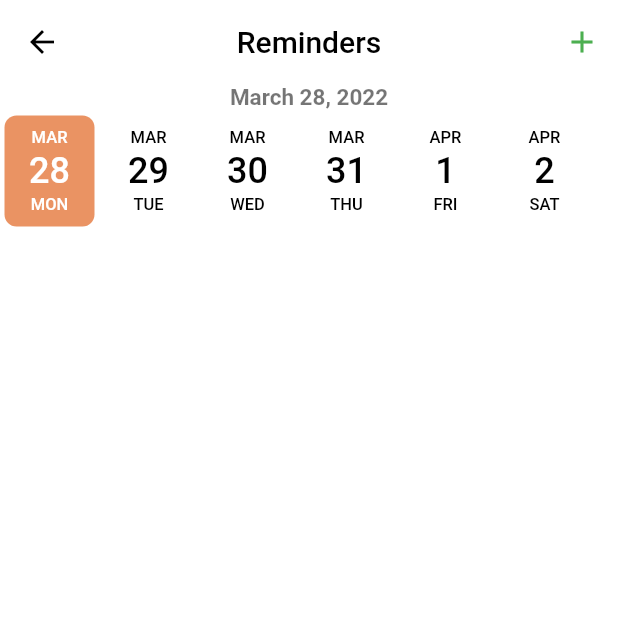
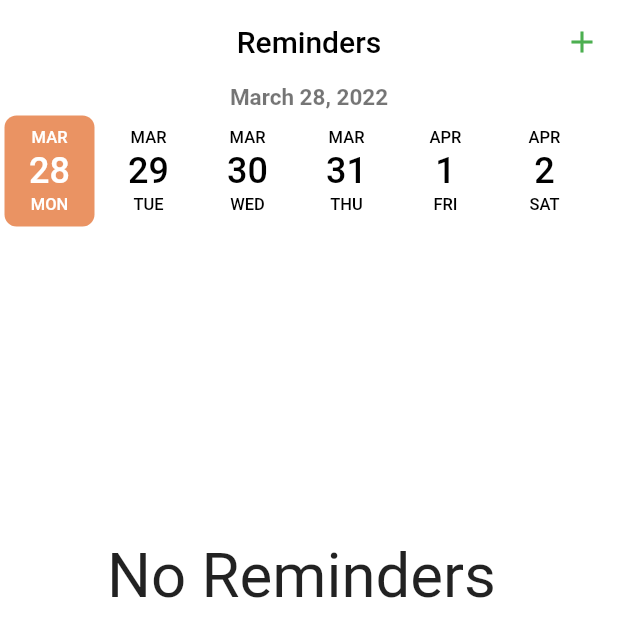
Before and after one commit to ssaadullah9/-Gluco-Note, a Flutter app: the ReminderScreeen screen opened directly, on a phone screen of 412 x 824 dp. Shown: the top 637 px of the screen. Run offline on Flutter 3.47's test engine with Material 2 defaults, Android fonts, the light colour scheme and no system bars; drawn by our look-alikes of date_picker_timeline; our stand-ins replace awesome_dialog, cloud_firestore, date_time_picker, flutter_speed_dial, flutter_svg, get and 5 more; missing offline and left inert: day_night_time_picker, number_inc_dec, syncfusion_flutter_pdf; accounts and stored records are empty.

Commit message:
table done + reminder

```diff
--- a/lib/main.dart
+++ b/lib/main.dart
@@ -25,7 +25,7 @@ class MyApp extends StatelessWidget {
       theme: ThemeData(
         primarySwatch: primaryColor,
       ),
-      home: SplashScreen(),
+      home: ReminderScreeen(),
       // initialRoute: '/',
       //   routes: {
          //  '/': (context) => SplashScreen(),
--- a/lib/screens/bottom_bar_screens/reminder.dart
+++ b/lib/screens/bottom_bar_screens/reminder.dart
@@ -75,33 +75,38 @@ class _ReminderScreeenState extends State<ReminderScreeen> {
             builder: (context,AsyncSnapshot snapshot){
               if(!snapshot.hasData){
                 return Center(
-                   child: CircularProgressIndicator(
-                     semanticsLabel: 'LOADING',
-                     backgroundColor: Colors.blueGrey,
-                     strokeWidth: 10,
-                   ),
+                  child: CircularProgressIndicator(),
                 );
               }
               else{
-                 return Expanded(
-                   child: ListView.builder(
-                     itemCount: snapshot.data.docs.length,
-                     itemBuilder: (context, index) {
-                       print(DateFormat.yMd().format(controller.d.value));
-                       print('\n');
-                       print( DateFormat.yMd().format(
-                         DateTime.parse(snapshot.data!.docs[index]
-                         ['Reminder_Date'])
-                       ));
-
+                bool dontFound = false;
+                List<int> numReminder=[];
+                for(int i=0;i<snapshot.data.docs.length;i++){
                   if(DateFormat.yMd().format(controller.d.value)==DateFormat.yMd().format(
-                           DateTime.parse(snapshot.data!.docs[index]
+                      DateTime.parse(snapshot.data!.docs[i]
                       ['Reminder_Date'])
                   )
                   ){
-                         print("Oooook");
+                    numReminder.add(i);
+                    // remiderData.add(snapshot.data!.docs[i]);
+                  }
+                }
+                print(numReminder);
+                return numReminder.isEmpty
+                    ?Center(child: Column(
+                  children: [
+                    SizedBox(height: Get.width * 0.5,),
+                    Text('No Reminders ',style: TextStyle(
+                        fontSize: Get.width * 0.1
+                    ),),
+                  ],
+                ),)
+                    :Expanded(
+                  child: ListView.builder(
+                    itemCount: numReminder.length,
+                    itemBuilder: (context, index) {
                       return ExpansionTile(
-                           title: Text('${snapshot.data!.docs[index]['Reminder_Type']}'),
+                        title: Text('${snapshot.data!.docs[numReminder[index]]['Reminder_Type']}'),
                         children: [
                           Card(
                             margin: EdgeInsets.all(20.0),
@@ -113,8 +118,8 @@ class _ReminderScreeenState extends State<ReminderScreeen> {
                                   child: Text(
                                     //   '${reminderList[index]['Reminder_Date']}'),
                                       '${
-                                             DateFormat.Hm().format(
-                                                 DateTime.parse(snapshot.data!.docs[index]['Reminder_Date']
+                                          DateFormat.d().format(
+                                              DateTime.parse(                                           snapshot.data!.docs[index]['Reminder_Date']
                                               )
                                           )
                                       }'),
@@ -125,8 +130,12 @@ class _ReminderScreeenState extends State<ReminderScreeen> {
                                     Expanded(
                                       child: Text(
                                         // '${reminderList[index]['Reminder_Date']}'),
-                                             '${snapshot.data!.docs[index]['Remindnder_Description']}'),
+                                          '${snapshot.data!.docs[numReminder[index]]['Remindnder_Description']}'),
                                     ),
+                                    Expanded(child: Text('${
+                                        snapshot.data!.docs[numReminder[index]]
+                                        ['Reminder_Time']
+                                    }'))
                                   ],
                                 ),
 
@@ -134,28 +143,42 @@ class _ReminderScreeenState extends State<ReminderScreeen> {
                                   onPressed: () {
                                     //  snapshot.data.docs[index] ;
                                   },
-                                     icon: Icon(Icons.check , color: Colors.grey,),
+                                  icon: Icon(Icons.delete_forever , color: Colors.red,),
                                 ),
                               ),
                             ),
                           )
                         ],
                       );
-                       }else{
-                         Text("");
-                        //return SizedBox();
-
-                       }
-                          return Text("") ;
+                      // print(DateFormat.yMd().format(controller.d.value));
+                      // print('\n');
+                      // print( DateFormat.yMd().format(
+                      //   DateTime.parse(snapshot.data!.docs[index]
+                      //   ['Reminder_Date'])
+                      // ));
+                      // if(DateFormat.yMd().format(controller.d.value)==DateFormat.yMd().format(
+                      //     DateTime.parse(snapshot.data!.docs[numReminder[index]]
+                      //     ['Reminder_Date'])
+                      //     )
+                      // ){
+                      //   if(!dontFound)
+                      //     dontFound = true;
+                      //   //print("Oooook");
+                      //   return
+                      // }else{
+                      //   print("Noooooooo");
+                      //   return SizedBox();
+                      // }
                     },
-
-
                   ),
                 );
               }
+
+              //Text("") ;
             },
 
           ),
+
 
 
         ],
```
Lines whose indentation alone changed are shown as unchanged.
